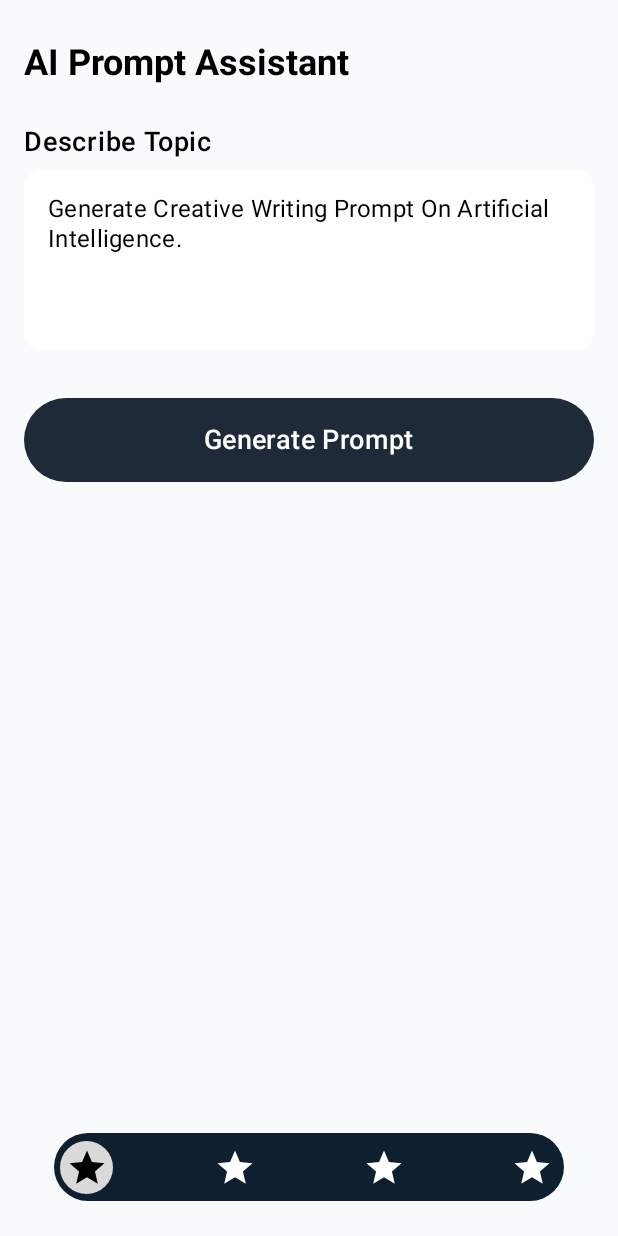
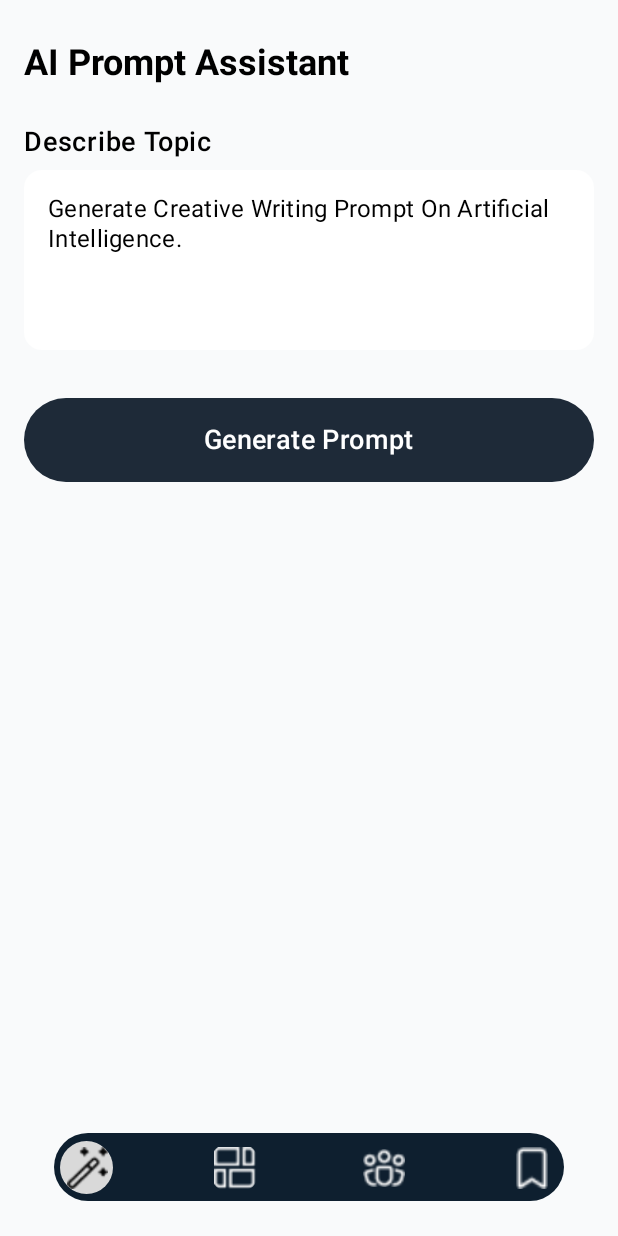
Before and after one commit to khubaibbaloch/PromptAI, an Android app built with Jetpack Compose: the screen it shows after launch (MainActivity), on a phone screen of 412 x 824 dp. Run offline under Robolectric (Android 15) with nearby library versions, the phone set to English and light mode, and no system bars.

Commit message:
Refactor: Replace SVG icons with PNG in BottomBar
This commit replaces the SVG icons used in the `BottomBar` component with PNG versions.

The following changes were made:
- Deleted SVG files: `prompt_ai.svg`, `prompt_community.svg`, `prompt_saved.svg`, `prompt_templates.svg`.
- Added new PNG files: `prompt_ai.png`, `prompt_community.png`, `prompt_saved.png`, `prompt_templates.png`.
- Updated `BottomBar.kt` to use `painterResource` with the new PNG drawable resource IDs instead of `ImageVector` for icons.
- The `BottomNavItem` data class now holds an `Int` (drawable resource reference) for the icon instead of an `ImageVector`.

```diff
--- a/app/src/main/java/com/promptai/app/presentation/screens/mainScreen/componentes/BottomBar.kt
+++ b/app/src/main/java/com/promptai/app/presentation/screens/mainScreen/componentes/BottomBar.kt
@@ -26,17 +26,19 @@ import androidx.compose.ui.graphics.Color
 import androidx.compose.ui.unit.dp
 import androidx.compose.runtime.*
 import androidx.compose.ui.graphics.vector.ImageVector
+import androidx.compose.ui.res.painterResource
 import com.promptai.app.ui.theme.OutlineColor
 import com.promptai.app.ui.theme.PrimaryColor
+import com.promptai.app.R
 
 @Composable
 fun BottomBar() {
     val items = remember {
         listOf(
-            BottomNavItem(Icons.Filled.Star, "Magic Wand"),
-            BottomNavItem(Icons.Filled.Star, "Grid View"),
-            BottomNavItem(Icons.Filled.Star, "Groups"),
-            BottomNavItem(Icons.Filled.Star, "Bookmark")
+            BottomNavItem(R.drawable.prompt_ai, "Magic Wand"),
+            BottomNavItem(R.drawable.prompt_templates, "Grid View"),
+            BottomNavItem(R.drawable.prompt_community, "Groups"),
+            BottomNavItem(R.drawable.prompt_saved, "Bookmark")
         )
     }
 
@@ -60,7 +62,6 @@ fun BottomBar() {
             items.forEachIndexed { index, item ->
                 val isSelected = selectedItem == index
 
-                // Replace NavigationBarItem with plain Box + clickable
                 Box(
                     modifier = Modifier
                         .padding(horizontal = 4.dp)
@@ -68,15 +69,15 @@ fun BottomBar() {
                         .clip(CircleShape)
                         .background(if (isSelected) OutlineColor else Color.Transparent)
                         .clickable(
-                            indication = null, // No ripple
-                            interactionSource = remember { MutableInteractionSource() } // Disable default touch feedback
+                            indication = null,
+                            interactionSource = remember { MutableInteractionSource() }
                         ) {
                             selectedItem = index
                         },
                     contentAlignment = Alignment.Center
                 ) {
                     Icon(
-                        imageVector = item.icon,
+                        painter = painterResource(id = item.icon),
                         contentDescription = item.contentDescription,
                         modifier = Modifier.size(28.dp),
                         tint = if (isSelected) Color.Black else Color.White
@@ -87,8 +88,7 @@ fun BottomBar() {
     }
 }
 
-
 data class BottomNavItem(
-    val icon: ImageVector,
+    val icon: Int, // Drawable resource reference
     val contentDescription: String
 )
```
Also changed, not shown: app/src/main/res/drawable/prompt_ai.png (added), app/src/main/res/drawable/prompt_ai.svg (deleted), app/src/main/res/drawable/prompt_community.png (added), app/src/main/res/drawable/prompt_community.svg (deleted), app/src/main/res/drawable/prompt_saved.png (added), app/src/main/res/drawable/prompt_saved.svg (deleted), app/src/main/res/drawable/prompt_templates.png (added), app/src/main/res/drawable/prompt_templates.svg (deleted).
